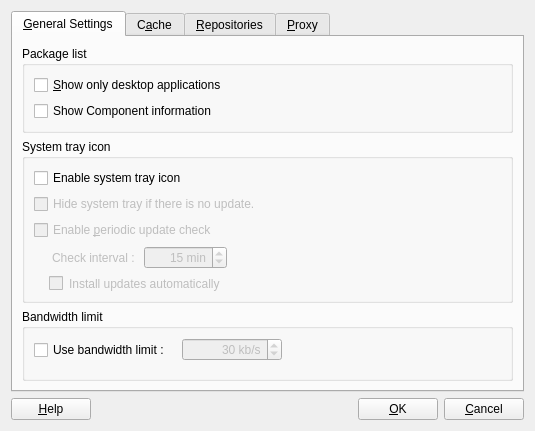
Above: kde/package-manager/manager/ui/settingsdialog.ui from pars-linux/uludag before the change. Below: the same form after it.
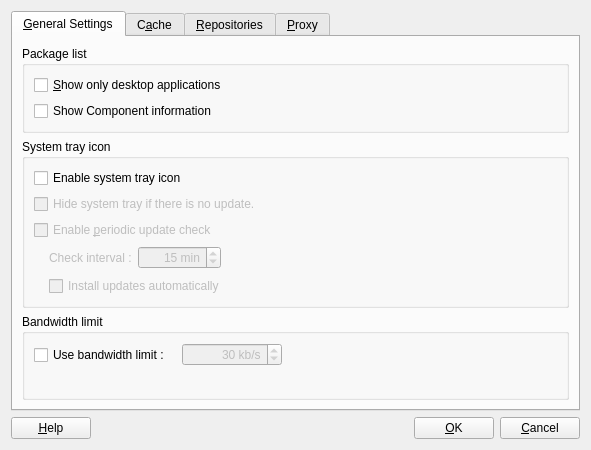
That is the form after the change. Icons and pictures are not drawn.

Commit message: * Fix layout in settings dialog

Patch:
```diff
--- a/kde/package-manager/manager/ui/settingsdialog.ui
+++ b/kde/package-manager/manager/ui/settingsdialog.ui
@@ -6,8 +6,8 @@
    <rect>
     <x>0</x>
     <y>0</y>
-    <width>535</width>
-    <height>431</height>
+    <width>591</width>
+    <height>450</height>
    </rect>
   </property>
   <property name="windowTitle">
@@ -104,14 +104,27 @@
           </item>
           <item row="3" column="0">
            <layout class="QHBoxLayout" name="horizontalLayout_2">
+            <item>
+             <spacer name="horizontalSpacer_7">
+              <property name="orientation">
+               <enum>Qt::Horizontal</enum>
+              </property>
+              <property name="sizeType">
+               <enum>QSizePolicy::Fixed</enum>
+              </property>
+              <property name="sizeHint" stdset="0">
+               <size>
+                <width>15</width>
+                <height>20</height>
+               </size>
+              </property>
+             </spacer>
+            </item>
             <item>
              <widget class="QLabel" name="intervalLabel">
               <property name="enabled">
                <bool>false</bool>
               </property>
-              <property name="styleSheet">
-               <string>padding-left:15px;</string>
-              </property>
               <property name="text">
                <string>Check interval :</string>
               </property>
@@ -155,17 +168,34 @@
            </layout>
           </item>
           <item row="4" column="0">
+           <layout class="QHBoxLayout" name="horizontalLayout_4">
+            <item>
+             <spacer name="horizontalSpacer_8">
+              <property name="orientation">
+               <enum>Qt::Horizontal</enum>
+              </property>
+              <property name="sizeType">
+               <enum>QSizePolicy::Fixed</enum>
+              </property>
+              <property name="sizeHint" stdset="0">
+               <size>
+                <width>15</width>
+                <height>20</height>
+               </size>
+              </property>
+             </spacer>
+            </item>
+            <item>
            <widget class="QCheckBox" name="installUpdates">
             <property name="enabled">
              <bool>false</bool>
             </property>
-            <property name="styleSheet">
-             <string>padding-left:15px;</string>
-            </property>
             <property name="text">
              <string>Install updates automatically</string>
             </property>
            </widget>
+            </item>
+           </layout>
           </item>
          </layout>
         </widget>
```
Lines whose indentation alone changed are shown as unchanged.
